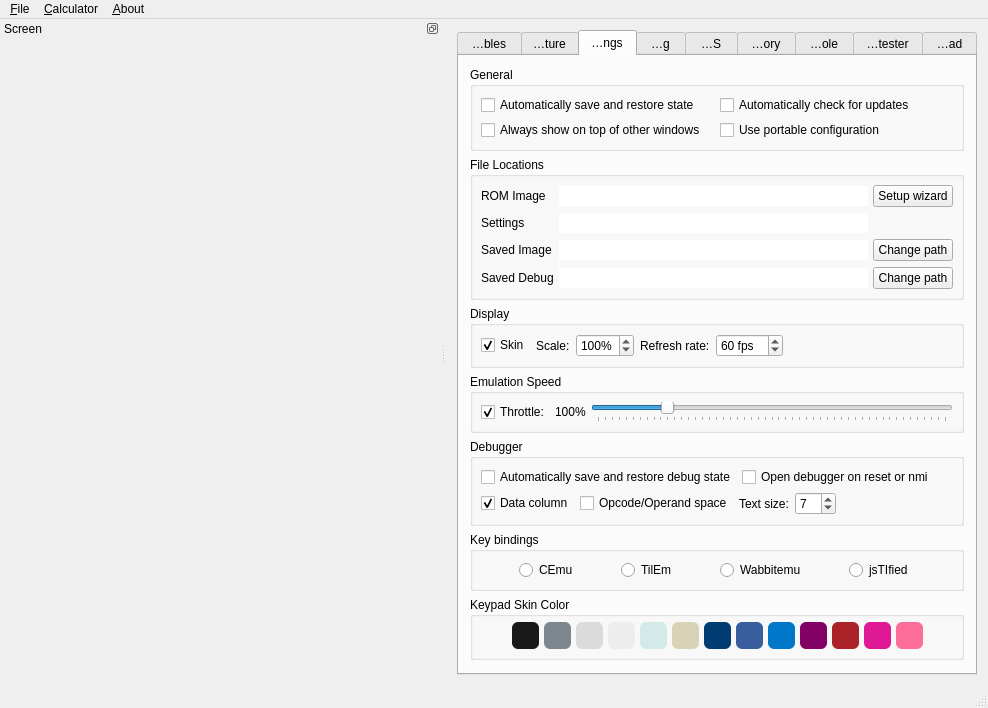
Above: gui/qt/mainwindow.ui from CE-Programming/CEmu before the change. Below: the same form after it.
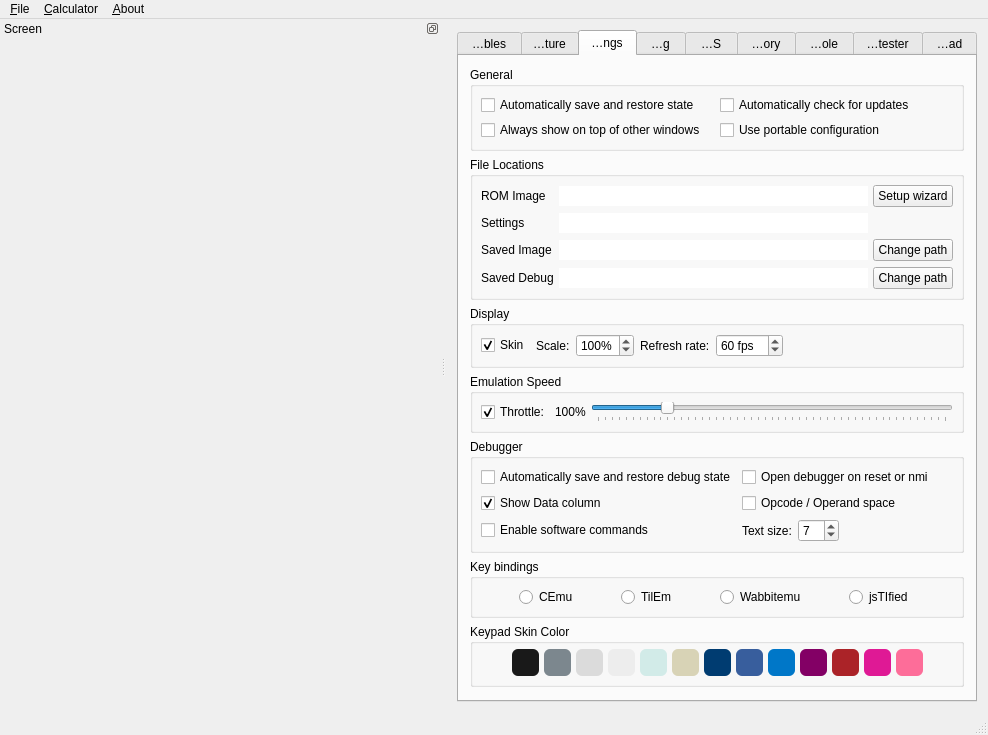
That is the form after the change. Icons and pictures are not drawn. Custom widgets are drawn as their Qt base class.

Commit message: Add setting to disable software debugging commands

Diff of the .ui file:
```diff
--- a/gui/qt/mainwindow.ui
+++ b/gui/qt/mainwindow.ui
@@ -930,55 +930,50 @@
             <number>8</number>
            </property>
            <item>
-            <layout class="QHBoxLayout" name="horizontalLayout_3">
-             <item>
-              <widget class="QCheckBox" name="checkSaveLoadDebug">
-               <property name="text">
-                <string>Automatically save and restore debug state</string>
-               </property>
-              </widget>
-             </item>
-             <item>
-              <widget class="QCheckBox" name="checkDebugResetTrigger">
-               <property name="text">
-                <string>Open debugger on reset or nmi</string>
-               </property>
-              </widget>
-             </item>
-             <item>
-              <spacer name="horizontalSpacer_2">
-               <property name="orientation">
-                <enum>Qt::Horizontal</enum>
-               </property>
-               <property name="sizeHint" stdset="0">
-                <size>
-                 <width>40</width>
-                 <height>1</height>
-                </size>
-               </property>
-              </spacer>
-             </item>
-            </layout>
-           </item>
-           <item>
-            <layout class="QHBoxLayout" name="horizontalLayout_12">
-             <item>
+            <layout class="QGridLayout" name="gridLayout_19">
+             <property name="bottomMargin">
+              <number>0</number>
+             </property>
+             <item row="1" column="0">
               <widget class="QCheckBox" name="checkDataCol">
                <property name="text">
-                <string>Data column</string>
+                <string>Show Data column</string>
                </property>
                <property name="checked">
                 <bool>true</bool>
                </property>
               </widget>
              </item>
-             <item>
+             <item row="1" column="1">
               <widget class="QCheckBox" name="checkAddSpace">
                <property name="text">
-                <string>Opcode/Operand space</string>
+                <string>Opcode / Operand space</string>
                </property>
               </widget>
              </item>
+             <item row="2" column="0">
+              <widget class="QCheckBox" name="checkDisableSoftCommands">
+               <property name="text">
+                <string>Enable software commands</string>
+               </property>
+              </widget>
+             </item>
+             <item row="0" column="0">
+              <widget class="QCheckBox" name="checkSaveLoadDebug">
+               <property name="text">
+                <string>Automatically save and restore debug state</string>
+               </property>
+              </widget>
+             </item>
+             <item row="0" column="1">
+              <widget class="QCheckBox" name="checkDebugResetTrigger">
+               <property name="text">
+                <string>Open debugger on reset or nmi</string>
+               </property>
+              </widget>
+             </item>
+             <item row="2" column="1">
+              <layout class="QHBoxLayout" name="horizontalLayout_26">
              <item>
               <widget class="QLabel" name="label_4">
                <property name="text">
@@ -1000,17 +995,19 @@
               </widget>
              </item>
              <item>
-              <spacer name="horizontalSpacer_14">
+                <spacer name="horizontalSpacer_2">
                <property name="orientation">
                 <enum>Qt::Horizontal</enum>
                </property>
                <property name="sizeHint" stdset="0">
                 <size>
                  <width>40</width>
-                 <height>1</height>
+                   <height>20</height>
                 </size>
                </property>
               </spacer>
+               </item>
+              </layout>
              </item>
             </layout>
            </item>
```
Lines whose indentation alone changed are shown as unchanged. The commit also changes 4 other files.
